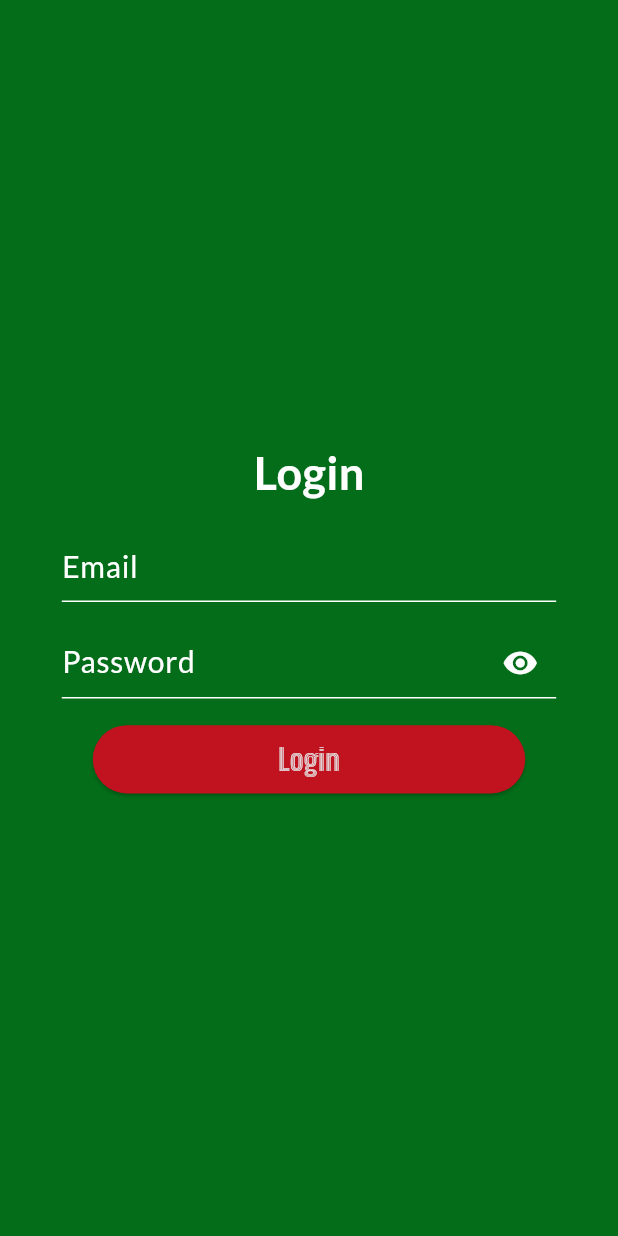
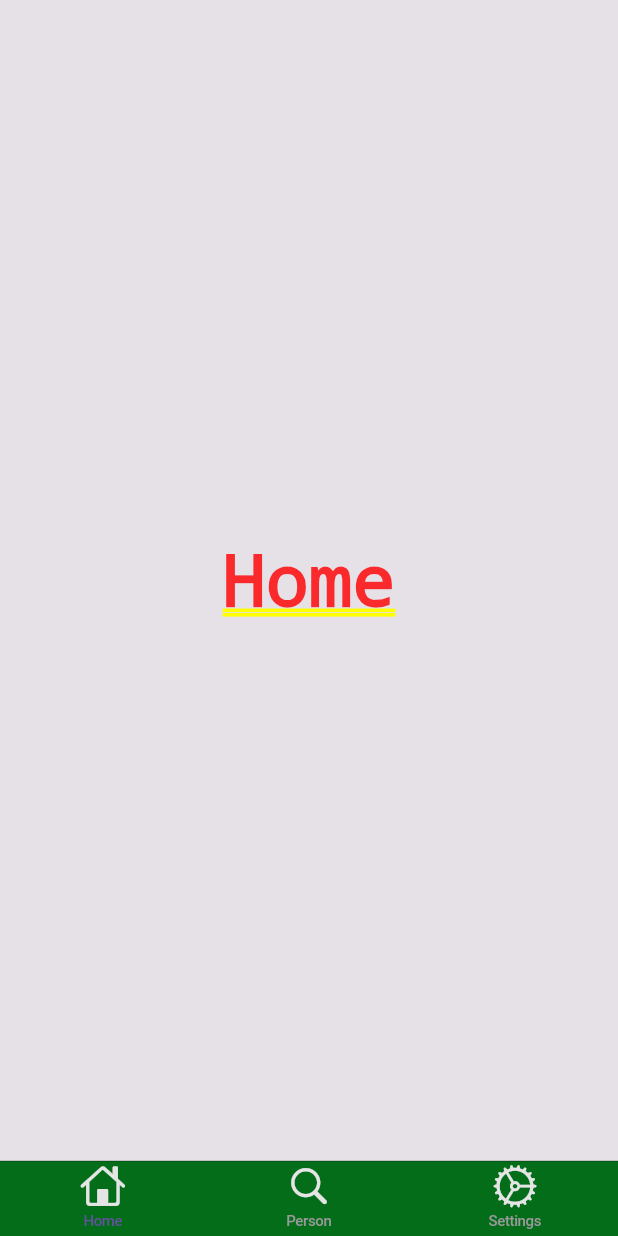
Before and after one commit to WenDEVLIFE/kapatidsync, a Flutter app: the screen it shows after launch, after a tap on "Login", on a phone screen of 412 x 824 dp. Run offline on Flutter 3.47's test engine with Material 3 defaults, Android fonts, the phone set to English and light mode, and no system bars.

Commit message:
Added navigation to the BottomNavigationWidget.dart in LoginViewModel.dart and added on the route 👌

```diff
--- a/lib/src/ViewModel/LoginViewModel.dart
+++ b/lib/src/ViewModel/LoginViewModel.dart
@@ -1,4 +1,6 @@
 import 'package:flutter/cupertino.dart';
+
+import '../config/Route.dart';
 
 class LoginViewModel extends ChangeNotifier {
 
@@ -15,4 +17,9 @@ class LoginViewModel extends ChangeNotifier {
     notifyListeners();
   }
 
+  void LoginNow(BuildContext context){
+    Navigator.pushNamed(context, RouteUtil.userPage);
+
+  }
+
 }
--- a/lib/src/config/Route.dart
+++ b/lib/src/config/Route.dart
@@ -1,14 +1,17 @@
 import 'package:flutter/cupertino.dart';
 import 'package:kapatidsync/src/ui/LoginUI.dart';
 import 'package:kapatidsync/src/ui/SplashUI.dart';
+import 'package:kapatidsync/src/widget/BottomNavigationWidget.dart';
 
 class RouteUtil {
 
   static const String splashScreen ='/splashScreen';
   static const String loginScreen ='/loginScreen';
+  static const String userPage ='/userPage';
 
   static Map <String, WidgetBuilder> routes = {
     splashScreen: (context) => SplashUI(),
     loginScreen: (context) => const LoginUi(),
+    userPage: (context) => BottomNavigationWidget(),
   };
 }
--- a/lib/src/ui/LoginUI.dart
+++ b/lib/src/ui/LoginUI.dart
@@ -84,6 +84,7 @@ class LoginUi extends StatelessWidget {
               ElevatedButton(
                 onPressed: () {
                   // Add your code here
+                  viewModel.LoginNow(context);
                 },
                 style: ElevatedButton.styleFrom(
                   backgroundColor: ColorUtils.accentColor,
--- a/lib/src/widget/BottomNavigationWidget.dart
+++ b/lib/src/widget/BottomNavigationWidget.dart
@@ -0,0 +1,45 @@
+import 'package:flutter/cupertino.dart';
+
+import '../config/ColorUtils.dart';
+
+class BottomNavigationWidget extends StatelessWidget {
+  BottomNavigationWidget({super.key});
+
+  final List <Widget> _widgetOptions = <Widget>[
+    Text('Home'),
+    Text('Person'),
+    Text('Settings'),
+  ];
+
+  @override
+  Widget build(BuildContext context) {
+    return CupertinoTabScaffold(
+      tabBar: CupertinoTabBar(
+        backgroundColor: ColorUtils.primaryColor,
+        items: const <BottomNavigationBarItem>[
+          BottomNavigationBarItem(
+            icon: Icon(CupertinoIcons.home, color: ColorUtils.secondaryColor,),
+            label: 'Home',
+          ),
+          BottomNavigationBarItem(
+            icon: Icon(CupertinoIcons.search, color: ColorUtils.secondaryColor,),
+              label: 'Person',
+          ),
+          BottomNavigationBarItem(
+            icon: Icon(CupertinoIcons.settings,color: ColorUtils.secondaryColor,),
+            label: 'Settings',
+          ),
+        ],
+      ),
+      tabBuilder: (BuildContext context, int index) {
+        return CupertinoTabView(
+          builder: (BuildContext context) {
+            return Center(
+              child: _widgetOptions.elementAt(index),
+            );
+          },
+        );
+      },
+    );
+  }
+}
```
